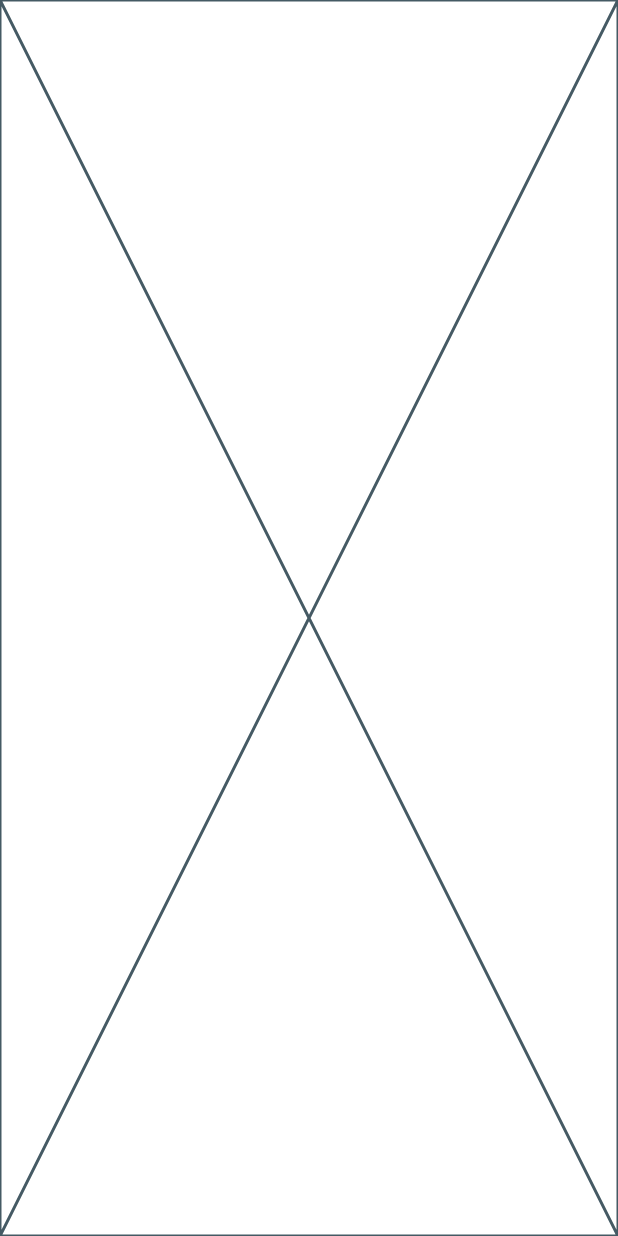
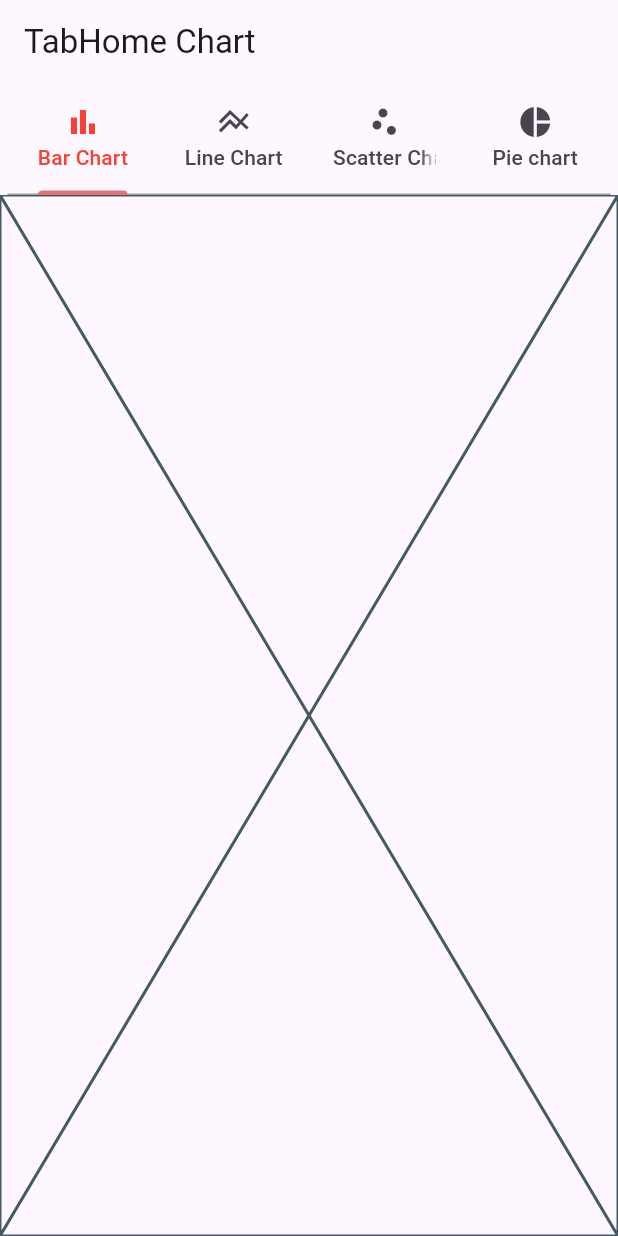
Before and after one commit to b0ksir1/team3, a Flutter app: the screen it shows after launch, on a phone screen of 412 x 824 dp. Run offline on Flutter 3.47's test engine with Material 3 defaults, Android fonts, the phone set to English and light mode, and no system bars; our stand-ins replace get, syncfusion_flutter_charts.

Commit message:
tabhome initial
first update for tabhome

```diff
--- a/lib/main.dart
+++ b/lib/main.dart
@@ -25,10 +25,6 @@ class MyApp extends StatelessWidget {
       initialRoute: '/',
       getPages: [
         GetPage(name: '/', page: () => TabHome()),
-        GetPage(name: '/bar', page: () => BarChart()),
-        GetPage(name: '/line', page: () => LineChart()),
-        GetPage(name: '/pie', page: () => PieChart()),
-        GetPage(name: '/sactter', page: () => ScatterChart()),
       ],
     );
   }
--- a/lib/view/tab/barChart.dart
+++ b/lib/view/tab/barChart.dart
@@ -1,7 +1,9 @@
+import 'package:chart_barchart_app/model/developer_data.dart';
 import 'package:flutter/material.dart';
 
 class BarChart extends StatefulWidget {
-  const BarChart({super.key});
+  final List<DeveloperData> data;
+  BarChart({super.key, required this.data});
 
   @override
   State<BarChart> createState() => _BarChartState();
--- a/lib/view/tab/lineChart.dart
+++ b/lib/view/tab/lineChart.dart
@@ -1,7 +1,11 @@
+import 'package:chart_barchart_app/model/developer_data.dart';
 import 'package:flutter/material.dart';
 
 class LineChart extends StatefulWidget {
-  const LineChart({super.key});
+
+  final List<DeveloperData> data;
+  LineChart({super.key, required this.data});
+
 
   @override
   State<LineChart> createState() => _LineChartState();
--- a/lib/view/tab/pieChart.dart
+++ b/lib/view/tab/pieChart.dart
@@ -1,7 +1,10 @@
+import 'package:chart_barchart_app/model/developer_data.dart';
 import 'package:flutter/material.dart';
 
 class PieChart extends StatefulWidget {
-  const PieChart({super.key});
+  // const PieChart({super.key});
+  final List<DeveloperData> data;
+  PieChart({super.key, required this.data});
 
   @override
   State<PieChart> createState() => _PieChartState();
--- a/lib/view/tab/tabHome.dart
+++ b/lib/view/tab/tabHome.dart
@@ -1,4 +1,11 @@
+import 'package:chart_barchart_app/model/developer_data.dart';
+import 'package:chart_barchart_app/view/tab/barChart.dart';
+import 'package:chart_barchart_app/view/tab/lineChart.dart';
+import 'package:chart_barchart_app/view/tab/pieChart.dart';
+import 'package:chart_barchart_app/view/tab/scatterChart.dart';
 import 'package:flutter/material.dart';
+import 'package:get/get.dart';
+import 'package:syncfusion_flutter_charts/charts.dart';
 
 class TabHome extends StatefulWidget {
   const TabHome({super.key});
@@ -7,9 +14,99 @@ class TabHome extends StatefulWidget {
   State<TabHome> createState() => _TabHomeState();
 }
 
-class _TabHomeState extends State<TabHome> {
+class _TabHomeState extends State<TabHome> with SingleTickerProviderStateMixin {
+  // Property
+  late List<DeveloperData> data;
+  late TooltipBehavior tooltipBehavior;
+  late TabController controller;
+
+  @override
+  void dispose() {
+    // controller.removeListener(_handleTabSelection);
+    controller.dispose();
+
+    super.dispose();
+  }
+
+  @override
+  void initState() {
+    // TODO: implement initState
+    super.initState();
+    controller = TabController(length: 4, vsync: this);
+    data = [];
+    tooltipBehavior = TooltipBehavior(enable: true);
+    // controller.addListener(_handleTabSelection);
+    addData();
+  }
+
+
+
+  addData() {
+    data.add(
+      DeveloperData(
+        year: 2017,
+        developers: 19000,
+      ),
+    );
+    data.add(
+      DeveloperData(
+        year: 2018,
+        developers: 40000,
+      ),
+    );
+    data.add(
+      DeveloperData(
+        year: 2019,
+        developers: 35000,
+      ),
+    );
+    data.add(
+      DeveloperData(
+        year: 2020,
+        developers: 37000,
+      ),
+    );
+    data.add(
+      DeveloperData(
+        year: 2021,
+        developers: 45000,
+      ),
+    );
+  }
+
+
+
   @override
   Widget build(BuildContext context) {
-    return const Placeholder();
+    return Scaffold(
+      appBar: AppBar(
+        title: Text('TabHome Chart'),
+
+        bottom: TabBar(
+          dividerColor: Colors.grey,
+          indicatorColor: Colors.red[300],
+          padding: EdgeInsets.fromLTRB(5, 0, 5, 0),
+          labelColor: Colors.red,
+          controller: controller,
+
+          tabs: [
+            Tab(icon: Icon(Icons.bar_chart), text: 'Bar Chart'),
+            Tab(icon: Icon(Icons.line_axis), text: 'Line Chart'),
+            Tab(icon: Icon(Icons.scatter_plot), text: 'Scatter Chart'),
+            Tab(icon: Icon(Icons.pie_chart), text: 'Pie chart'),
+          ],
+        ),
+      ),
+      body: TabBarView(
+        controller: controller,
+        children: [
+          BarChart(data: data),
+          LineChart(data: data),
+          ScatterChart(data: data),
+          PieChart(data: data)
+          // Scatter()
+        ],
+      ),
+    );
   }
 }
```
Also changed, not shown: lib/view/tab/scatterChart.dart (+31 -2 lines).
